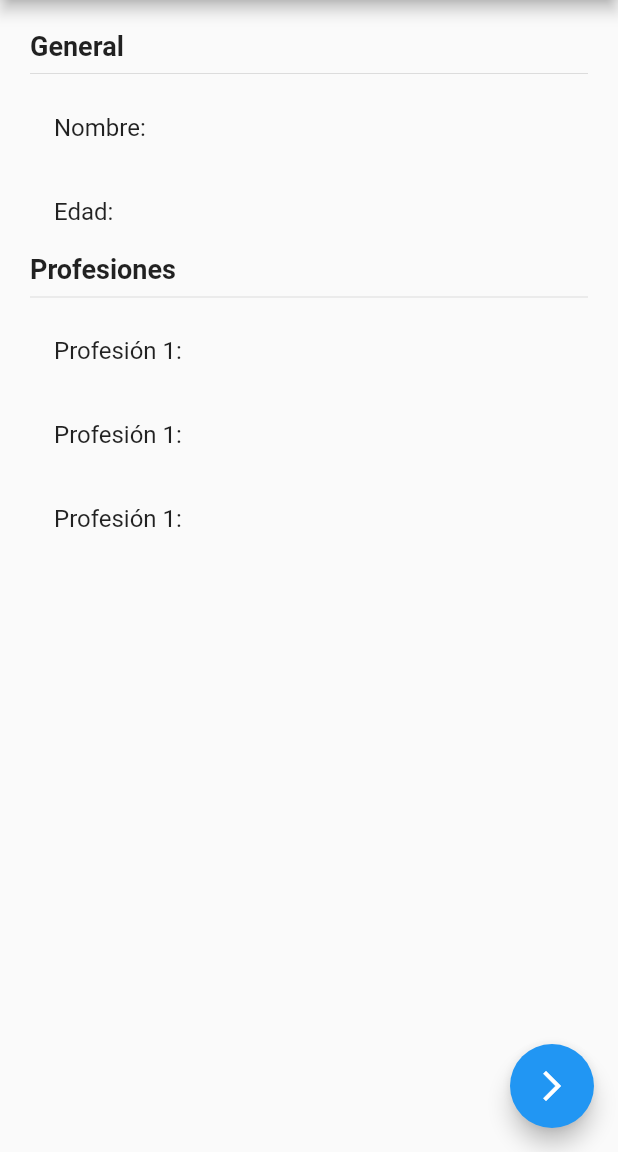
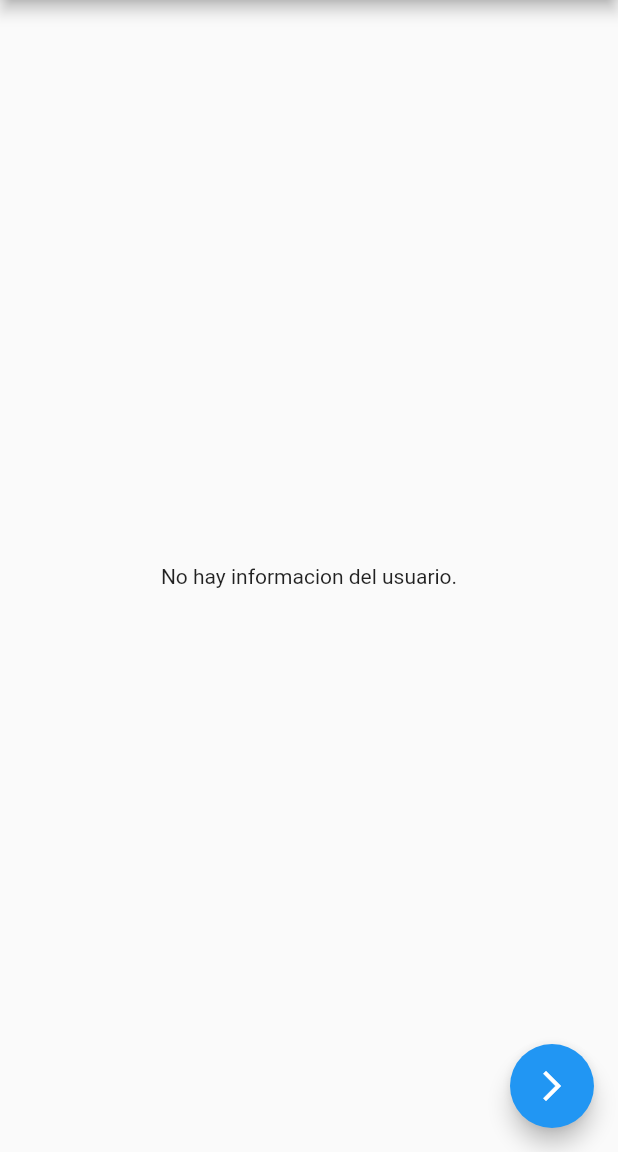
Before and after one commit to Junx5863/Flutter-Cubit, a Flutter app: the screen it shows after launch, on a phone screen of 412 x 824 dp, the part 84-1236 px from its top. Run offline on Flutter 3.47's test engine with Material 2 defaults, Android fonts, the phone set to English and light mode, and no system bars; our stand-ins replace flutter_bloc.

Commit message:
Cubit finalizada

```diff
--- a/lib/Models/Usuario.dart
+++ b/lib/Models/Usuario.dart
@@ -1,7 +1,18 @@
 class Usuario{
-  String name;
-  int edad;
-  List<String> profesiones;
+  final String name;
+  final int edad;
+  final List<String> profesiones;
 
   Usuario({this.name, this.edad, this.profesiones});
+
+
+
+  Usuario copyWith({String nombre, int edad, List<String> profesion}){
+    return Usuario(
+      name: name ?? this.name,
+      edad: edad ?? this.edad,
+      profesiones: profesiones ?? this.profesiones
+    );
+
+  }
 }
--- a/lib/Pages/Pagina1_pages.dart
+++ b/lib/Pages/Pagina1_pages.dart
@@ -1,4 +1,8 @@
 import 'package:flutter/material.dart';
+import 'package:flutter_bloc/flutter_bloc.dart';
+
+import 'package:manejador_estados/Models/Usuario.dart';
+import 'package:manejador_estados/bloc/usuario/usuario_cubit.dart';
 
 class Pagina1Page extends StatelessWidget {
   @override
@@ -7,16 +11,57 @@ class Pagina1Page extends StatelessWidget {
       appBar: AppBar(
         title: Text('Pagina 2'),
       ),
-      body: InformacionUsario(),
+      body: BlocScaffold(),
       floatingActionButton: FloatingActionButton(
-        onPressed:() => Navigator.pushNamed(context, 'Pagina2'),
+        onPressed: () => Navigator.pushNamed(context, 'Pagina2'),
         child: Icon(Icons.arrow_forward_ios_outlined),
       ),
     );
   }
 }
 
+class BlocScaffold extends StatelessWidget {
+
+  @override
+  Widget build(BuildContext context) {
+    return BlocBuilder<UsuarioCubit, UsuarioState>(
+      builder: (_, state) {
+
+
+        switch ( state.runtimeType ) {
+
+          case UsuarioInitial:
+            return Center(
+            child: Text('No hay informacion del usuario.')
+          );
+          break;
+
+          case UsuarioActivo:
+            return InformacionUsario( (state as UsuarioActivo).usuario ); //-> tocaria hacer es cast del estado hacia lo que se quiere traer
+          break;
+
+
+          default:
+            return Center(child: Text('No hay estado'),);
+        }
+      //   if (state is UsuarioInitial) {
+      //     return Center(
+      //       child: Text('No hay informacion del usuario.'),
+      //     );
+      //   } else if (state is UsuarioActivo) {
+      //     return InformacionUsario(state.usuario);
+      //   } else {
+      //     return Center(child: Text('No hay estado'),);
+      //   }
+      },
+    );
+  }
+}
+
 class InformacionUsario extends StatelessWidget {
+  final Usuario usuario;
+
+  const InformacionUsario(this.usuario);
 
   @override
   Widget build(BuildContext context) {
@@ -27,22 +72,26 @@ class InformacionUsario extends StatelessWidget {
         child: Column(
           crossAxisAlignment: CrossAxisAlignment.start,
           children: [
-          Text('General', style: TextStyle(fontSize: 18, fontWeight: FontWeight.bold),),
+            Text(
+              'General',
+              style: TextStyle(fontSize: 18, fontWeight: FontWeight.bold),
+            ),
             Divider(),
-
-          ListTile(title: Text('Nombre: '),),
-          ListTile(title: Text('Edad: '),),
-
-          Text('Profesiones', style: TextStyle(fontSize: 18, fontWeight: FontWeight.bold),),
+            ListTile(
+              title: Text('Nombre: ${usuario.name}'),
+            ),
+            ListTile(
+              title: Text('Edad: ${usuario.edad}'),
+            ),
+            Text(
+              'Profesiones',
+              style: TextStyle(fontSize: 18, fontWeight: FontWeight.bold),
+            ),
             Divider(),
-
-          ListTile(title: Text('Profesión 1: '),),
-          ListTile(title: Text('Profesión 1: '),),
-          ListTile(title: Text('Profesión 1:  '),),
-
-
+            ...usuario.profesiones.map((profesion) => ListTile(
+                  title: Text(profesion),
+                )).toList()
           ],
-      )
-    );
+        ));
   }
 }
--- /dev/null
+++ b/lib/bloc/usuario/usuario_cubit.dart
@@ -0,0 +1,36 @@
+import 'package:meta/meta.dart';
+import 'package:flutter_bloc/flutter_bloc.dart';
+
+import 'package:manejador_estados/Models/Usuario.dart';
+
+part 'usuario_state.dart';
+
+class UsuarioCubit extends Cubit<UsuarioState> {
+  UsuarioCubit() : super(UsuarioInitial());
+
+  void seleccionarUsuaro(Usuario user) {
+    emit(UsuarioActivo(user));
+  }
+
+  void cambiarEdad(int edad) {
+    final currentState = state;
+
+    if (currentState is UsuarioActivo) {
+      final newUser = currentState.usuario.copyWith(edad: edad);
+      emit(UsuarioActivo(newUser));
+    }
+  }
+
+  void agregarprofesion() {
+    final currentState = state;
+    if ( currentState is UsuarioActivo ) {
+      // currentState.usuario
+      final newProfesiones = [
+        ...currentState.usuario.profesiones,
+        'Profesión ${ currentState.usuario.profesiones.length + 1 }'
+      ];
+      final newUser = currentState.usuario.copyWith( profesion: newProfesiones );
+      emit( UsuarioActivo(newUser) );
+    }
+  }
+}
--- /dev/null
+++ b/lib/bloc/usuario/usuario_state.dart
@@ -0,0 +1,26 @@
+
+
+part of 'usuario_cubit.dart';
+
+
+@immutable
+abstract class UsuarioState{}
+
+
+class UsuarioInitial extends UsuarioState{
+
+  final existeUsuario = false;
+
+  @override
+  String toString() {
+    return 'UsuarioInitial: exiteUsuario: false';
+  }
+}
+
+class UsuarioActivo extends UsuarioState {
+
+  final existeUsuario = true;
+  final Usuario usuario;
+
+  UsuarioActivo(this.usuario);
+}
--- a/lib/main.dart
+++ b/lib/main.dart
@@ -1,21 +1,31 @@
 import 'package:flutter/material.dart';
+import 'package:flutter_bloc/flutter_bloc.dart';
 
 import 'package:manejador_estados/Pages/Pagina1_pages.dart';
 import 'package:manejador_estados/Pages/Pagina2_pages.dart';
+
+import 'bloc/usuario/usuario_cubit.dart';
 
 void main() => runApp(MyApp());
 
 class MyApp extends StatelessWidget {
   @override
   Widget build(BuildContext context) {
-    return MaterialApp(
-      debugShowCheckedModeBanner: false,
-      title: 'Material App',
-      initialRoute: 'Pagina1',
-      routes: {
-        'Pagina1': ( _ ) => Pagina1Page(),
-        'Pagina2': ( _ ) => Pagina2Page()
-      },
+    return MultiBlocProvider(
+      providers: [
+        BlocProvider(
+          create: ( _ ) => new UsuarioCubit(),
+        )
+      ],
+      child: MaterialApp(
+        debugShowCheckedModeBanner: false,
+        title: 'Material App',
+        initialRoute: 'Pagina1',
+        routes: {
+          'Pagina1': (_) => Pagina1Page(),
+          'Pagina2': (_) => Pagina2Page()
+        },
+      ),
     );
   }
 }
--- a/pubspec.yaml
+++ b/pubspec.yaml
@@ -28,6 +28,7 @@ dependencies:
   # The following adds the Cupertino Icons font to your application.
   # Use with the CupertinoIcons class for iOS style icons.
   cupertino_icons: ^1.0.2
+  flutter_bloc: ^8.0.0
 
 dev_dependencies:
   flutter_test:
```
Also changed, not shown: lib/Pages/Pagina2_pages.dart (+19 -0 lines), pubspec.lock. Lines whose indentation alone changed are shown as unchanged.
